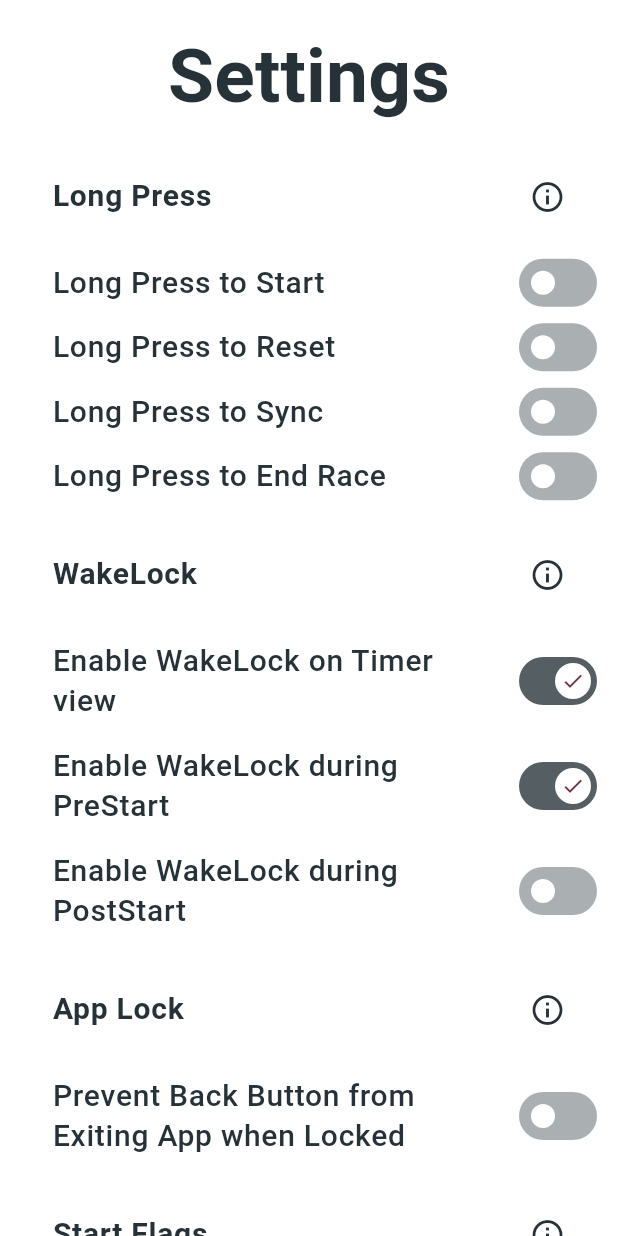
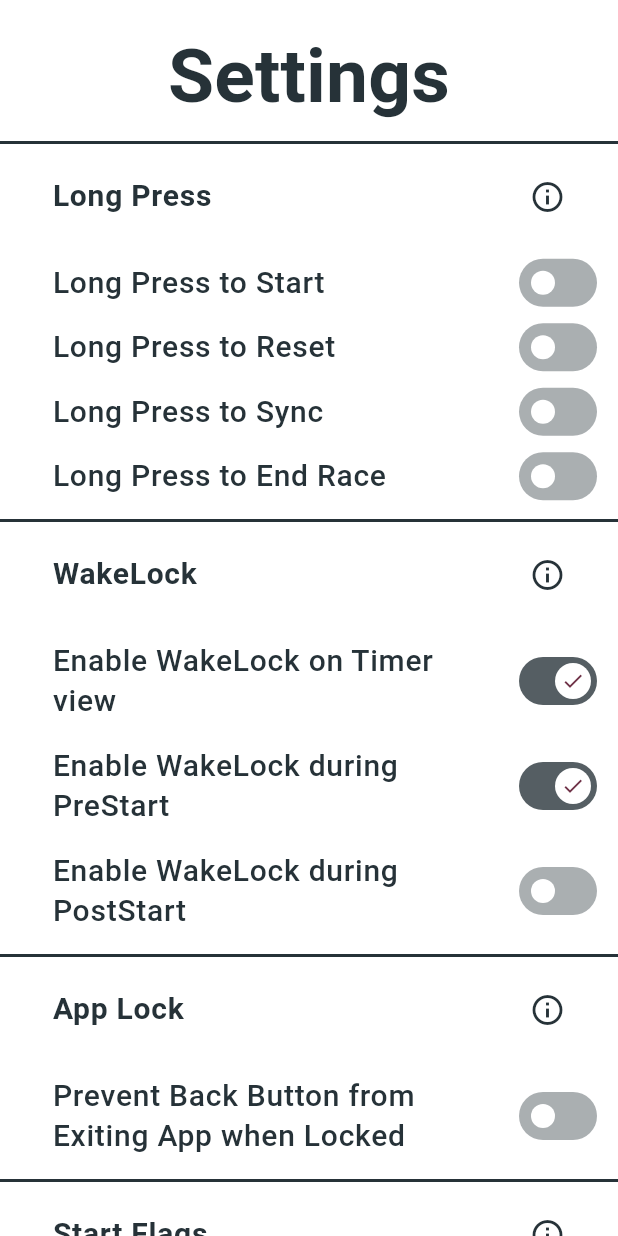
Before and after one commit to masus04/regatta-timer, a Flutter app: the SettingsView screen opened by its route, on a phone screen of 412 x 824 dp. Run offline on Flutter 3.47's test engine with Material 3 defaults, Android fonts, the phone set to English and light mode, and no system bars; our stand-ins replace awesome_notifications, copy_with_extension, flutter_hooks, flutter_svg, geolocator, google_fonts and 6 more; missing offline and left inert: wearable_rotary; accounts and stored records are empty; Roboto replaces fonts that are missing (Ubuntu).

Commit message:
Fixed divider color

```diff
--- a/lib/views/settings/view_settings.dart
+++ b/lib/views/settings/view_settings.dart
@@ -9,7 +9,7 @@ class SettingsView extends HookConsumerWidget {
 
   @override
   Widget build(BuildContext context, WidgetRef ref) {
-    final divider = Divider(color: Theme.of(context).colorScheme.onPrimary, thickness: 2);
+    final divider = Divider(color: Theme.of(context).colorScheme.onBackground, thickness: 2);
 
     return SafeArea(
       child: Semantics(
```
